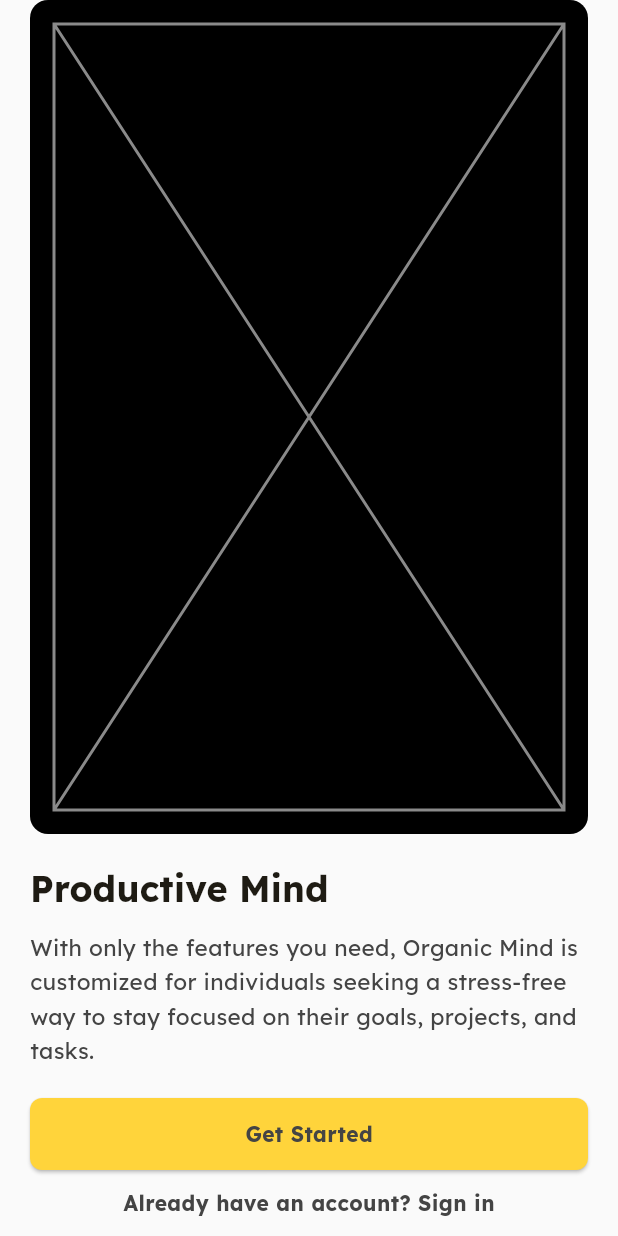
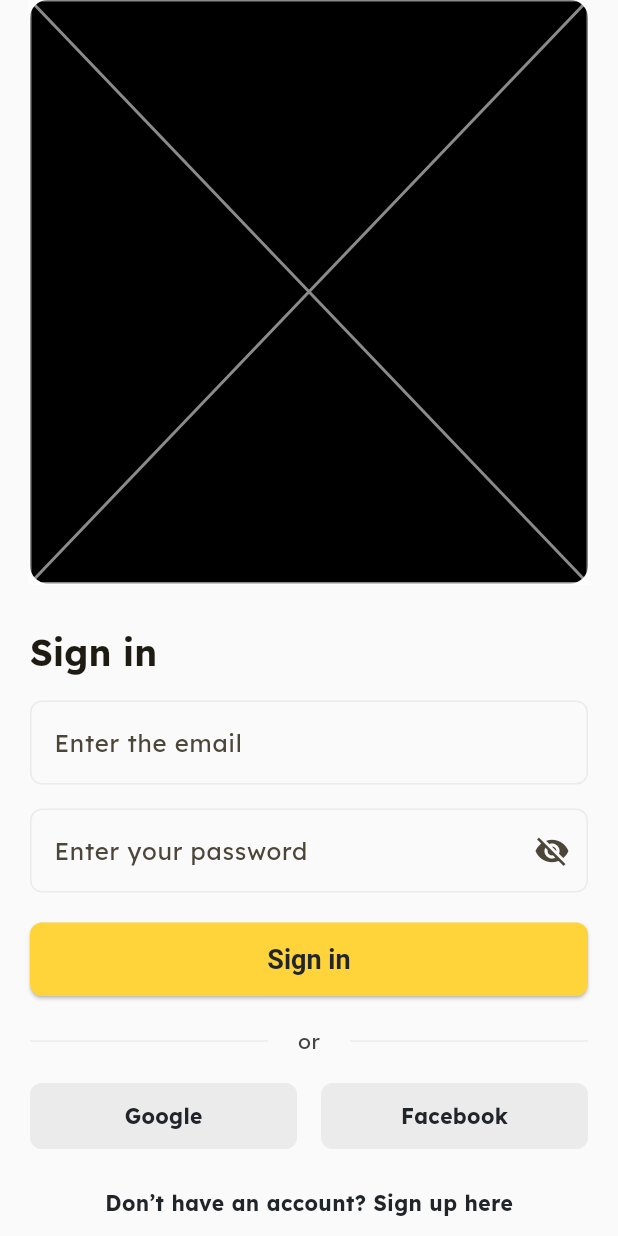
Before and after one commit to poojhaakumar0901/Checkaroo, a Flutter app: the screen it shows after launch, after a tap on "Get Started", on a phone screen of 412 x 824 dp. Run offline on Flutter 3.47's test engine with Material 3 defaults, Android fonts, the phone set to English and light mode, and no system bars; our stand-ins replace gap, get, sqflite; accounts and stored records are empty.

Commit message:
Sign-in page completed.

```diff
--- a/lib/config/routes.dart
+++ b/lib/config/routes.dart
@@ -1,12 +1,20 @@
 import "package:get/get.dart";
 import "../screens/onboarding_screen/view/onboarding_screen.dart";
+import "../screens/sign_in_page/binding/sign_in_binding.dart";
+import "../screens/sign_in_page/view/sign_in.dart";
 
 class AppRoutes {
   AppRoutes._();
 
   static const String onboarding = "/onboarding";
+  static const String signIn = "/signin";
 
   static final List<GetPage<void>> pages = <GetPage<void>>[
     GetPage<void>(name: onboarding, page: OnboardingScreen.new),
+    GetPage<void>(
+      name: signIn,
+      page: SignInScreen.new,
+      binding: SignInBinding(),
+    ),
   ];
 }
--- a/lib/config/strings.dart
+++ b/lib/config/strings.dart
@@ -11,4 +11,12 @@ class AppString {
       "With only the features you need, Organic Mind is customized for individuals seeking a stress-free way to stay focused on their goals, projects, and tasks.";
   static const String onBoardingStarted = "Get Started";
   static const String onBoardingDialog = "Already have an account? Sign in";
+  //SIGN-IN
+  static const String signIn = "Sign in";
+  static const String emailHintText = "Enter the email";
+  static const String passwordHintText = "Enter your password";
+  static const String or = "or";
+  static const String google = "Google";
+  static const String facebook = "Facebook";
+  static const String signUpPrompt = "Don’t have an account? Sign up here";
 }
--- /dev/null
+++ b/lib/database/db_helper.dart
@@ -0,0 +1,54 @@
+import "package:path/path.dart" as p;
+import "package:sqflite/sqflite.dart";
+import "../model/user_mode.dart";
+
+class DBHelper {
+  static Database? _db;
+
+  Future<Database> get database async {
+    if (_db != null) {
+      return _db!;
+    }
+    _db = await initDB();
+    return _db!;
+  }
+
+  Future<Database> initDB() async {
+    final String dbPath = await getDatabasesPath();
+    final String path = p.join(dbPath, "app.db");
+
+    return openDatabase(
+      path,
+      version: 1,
+      onCreate: (final Database db, final int version) async {
+        await db.execute("""
+          CREATE TABLE users (
+            id INTEGER PRIMARY KEY AUTOINCREMENT,
+            email TEXT NOT NULL,
+            password TEXT NOT NULL
+          )
+        """);
+      },
+    );
+  }
+
+  Future<void> insertUser(final UserModel user) async {
+    final Database db = await database;
+    await db.insert("users", user.toMap());
+  }
+
+  Future<UserModel?> getUser(final String email, final String password) async {
+    final Database db = await database;
+    final List<Map<String, Object?>> result = await db.query(
+      "users",
+      where: "email = ? AND password = ?",
+      whereArgs: <Object?>[email, password],
+    );
+
+    if (result.isNotEmpty) {
+      return UserModel.fromMap(result.first);
+    } else {
+      return null;
+    }
+  }
+}
--- /dev/null
+++ b/lib/model/user_mode.dart
@@ -0,0 +1,15 @@
+class UserModel {
+  UserModel({required this.email, required this.password, this.id});
+
+  factory UserModel.fromMap(final Map<String, dynamic> map) =>
+      UserModel(id: map["id"], email: map["email"], password: map["password"]);
+  final int? id;
+  final String email;
+  final String password;
+
+  Map<String, dynamic> toMap() => <String, dynamic>{
+    "id": id,
+    "email": email,
+    "password": password,
+  };
+}
--- a/lib/screens/onboarding_screen/view/onboarding_screen.dart
+++ b/lib/screens/onboarding_screen/view/onboarding_screen.dart
@@ -52,13 +52,10 @@ class OnboardingScreen extends StatelessWidget {
               SizedBox(
                 width: double.infinity,
                 child: ElevatedButton(
-                  onPressed: () {},
-                  child: Text(
-                    AppString.onBoardingStarted,
-                    style: context.textTheme.bodyMedium?.copyWith(
-                      fontWeight: FontWeight.bold,
-                    ),
-                  ),
+                  onPressed: () async {
+                    await Get.toNamed("/signin");
+                  },
+                  child: const Text(AppString.onBoardingStarted),
                 ),
               ),
 
@@ -68,6 +65,7 @@ class OnboardingScreen extends StatelessWidget {
                   AppString.onBoardingDialog,
                   style: context.textTheme.bodyMedium?.copyWith(
                     fontWeight: FontWeight.bold,
+                    color: const Color(0xFF212529),
                   ),
                 ),
               ),
--- /dev/null
+++ b/lib/screens/sign_in_page/binding/sign_in_binding.dart
@@ -0,0 +1,9 @@
+import "package:get/get.dart";
+import "../controller/sign_in_controller.dart";
+
+class SignInBinding extends Bindings {
+  @override
+  void dependencies() {
+    Get.lazyPut<SignInController>(SignInController.new);
+  }
+}
--- /dev/null
+++ b/lib/screens/sign_in_page/controller/sign_in_controller.dart
@@ -0,0 +1,30 @@
+import "package:flutter/material.dart";
+import "package:get/get.dart";
+import "../../../database/db_helper.dart";
+import "../../../model/user_mode.dart";
+
+class SignInController extends GetxController {
+  final TextEditingController emailController = TextEditingController();
+  final TextEditingController passwordController = TextEditingController();
+
+  final DBHelper dbHelper = DBHelper();
+
+  Future<void> signIn() async {
+    final String email = emailController.text.trim();
+    final String password = passwordController.text;
+
+    if (email.isEmpty || password.isEmpty) {
+      Get.snackbar("Error", "Please enter email and password");
+      return;
+    }
+
+    final UserModel? user = await dbHelper.getUser(email, password);
+
+    if (user != null) {
+      Get.snackbar("Success", "Signed in as ${user.email}");
+      // Navigate to home screen or dashboard
+    } else {
+      Get.snackbar("Failed", "Account not found or wrong credentials");
+    }
+  }
+}
--- /dev/null
+++ b/lib/screens/sign_in_page/view/sign_in.dart
@@ -0,0 +1,208 @@
+import "package:flutter/material.dart";
+import "package:gap/gap.dart";
+import "package:get/get.dart";
+import "../../../config/constants.dart";
+import "../../../config/strings.dart";
+import "../controller/sign_in_controller.dart";
+
+class SignInScreen extends StatelessWidget {
+  const SignInScreen({super.key});
+  static const String route = "/signin";
+
+  @override
+  Widget build(final BuildContext context) {
+    final SignInController controller = Get.find<SignInController>();
+    final TextTheme textTheme = Theme.of(context).textTheme;
+
+    return Scaffold(
+      body: SafeArea(
+        child: LayoutBuilder(
+          builder:
+              (
+                final BuildContext context,
+                final BoxConstraints constraints,
+              ) => SingleChildScrollView(
+                child: ConstrainedBox(
+                  constraints: BoxConstraints(minHeight: constraints.maxHeight),
+                  child: IntrinsicHeight(
+                    child: Padding(
+                      padding: EdgeInsets.symmetric(
+                        horizontal: AppConstants.kScreenPadding,
+                      ),
+                      child: Column(
+                        crossAxisAlignment: CrossAxisAlignment.stretch,
+                        children: <Widget>[
+                          Expanded(
+                            child: Container(
+                              width: double.infinity,
+                              decoration: BoxDecoration(
+                                color: Colors.black,
+                                borderRadius: BorderRadius.circular(12),
+                              ),
+                              child: const Placeholder(color: Colors.white54),
+                            ),
+                          ),
+                          const Gap(30),
+                          Align(
+                            alignment: Alignment.centerLeft,
+                            child: Text(
+                              AppString.signIn,
+                              style: textTheme.headlineSmall?.copyWith(
+                                fontWeight: FontWeight.bold,
+                              ),
+                            ),
+                          ),
+                          const Gap(16),
+                          TextField(
+                            controller: controller.emailController,
+                            decoration: InputDecoration(
+                              hintText: AppString.emailHintText,
+                              enabledBorder: OutlineInputBorder(
+                                borderRadius: BorderRadius.circular(8),
+                                borderSide: const BorderSide(
+                                  color: Color(0xFFEBEBEB),
+                                ),
+                              ),
+                              focusedBorder: OutlineInputBorder(
+                                borderRadius: BorderRadius.circular(8),
+                                borderSide: const BorderSide(
+                                  color: Color(0xFFFFD43B),
+                                  width: 2,
+                                ),
+                              ),
+                            ),
+                          ),
+                          const Gap(16),
+                          TextField(
+                            controller: controller.passwordController,
+                            obscureText: true,
+                            decoration: InputDecoration(
+                              hintText: AppString.passwordHintText,
+                              enabledBorder: OutlineInputBorder(
+                                borderRadius: BorderRadius.circular(8),
+                                borderSide: const BorderSide(
+                                  color: Color(0xFFEBEBEB),
+                                ),
+                              ),
+                              focusedBorder: OutlineInputBorder(
+                                borderRadius: BorderRadius.circular(8),
+                                borderSide: const BorderSide(
+                                  color: Color(0xFFFFD43B),
+                                  width: 2,
+                                ),
+                              ),
+                              suffixIcon: const Icon(Icons.visibility_off),
+                            ),
+                          ),
+                          const Gap(20),
+                          SizedBox(
+                            width: double.infinity,
+                            child: ElevatedButton(
+                              onPressed: () {},
+                              child: const Text(AppString.signIn),
+                            ),
+                          ),
+                          const Gap(20),
+                          Row(
+                            children: <Widget>[
+                              const Expanded(
+                                child: Divider(
+                                  thickness: 1,
+                                  color: Color(0xFFEBEBEB),
+                                ),
+                              ),
+                              Padding(
+                                padding: EdgeInsets.symmetric(
+                                  horizontal: AppConstants.kScreenPadding,
+                                ),
+                                child: Text(
+                                  AppString.or,
+                                  style: textTheme.bodyMedium,
+                                ),
+                              ),
+                              const Expanded(
+                                child: Divider(
+                                  thickness: 1,
+                                  color: Color(0xFFEBEBEB),
+                                ),
+                              ),
+                            ],
+                          ),
+                          const Gap(16),
+                          Row(
+                            children: <Widget>[
+                              Expanded(
+                                child: OutlinedButton(
+                                  onPressed: () {},
+                                  style: OutlinedButton.styleFrom(
+                                    padding: const EdgeInsets.symmetric(
+                                      vertical: 12,
+                                    ),
+                                    backgroundColor: const Color(0xFFEBEBEB),
+                                    side: const BorderSide(
+                                      color: Color(0xFFEBEBEB),
+                                    ),
+                                    shape: RoundedRectangleBorder(
+                                      borderRadius: BorderRadius.circular(8),
+                                    ),
+                                  ),
+                                  child: Text(
+                                    AppString.google,
+                                    style: context.textTheme.bodyMedium
+                                        ?.copyWith(
+                                          fontWeight: FontWeight.bold,
+                                          color: const Color(0xFF212529),
+                                        ),
+                                  ),
+                                ),
+                              ),
+                              const Gap(16),
+                              Expanded(
+                                child: OutlinedButton(
+                                  onPressed: () {},
+                                  style: OutlinedButton.styleFrom(
+                                    padding: const EdgeInsets.symmetric(
+                                      vertical: 12,
+                                    ),
+                                    backgroundColor: const Color(0xFFEBEBEB),
+                                    side: const BorderSide(
+                                      color: Color(0xFFEBEBEB),
+                                    ),
+                                    shape: RoundedRectangleBorder(
+                                      borderRadius: BorderRadius.circular(8),
+                                    ),
+                                  ),
+                                  child: Text(
+                                    AppString.facebook,
+                                    style: context.textTheme.bodyMedium
+                                        ?.copyWith(
+                                          fontWeight: FontWeight.bold,
+                                          color: const Color(0xFF212529),
+                                        ),
+                                  ),
+                                ),
+                              ),
+                            ],
+                          ),
+                          const Gap(24),
+                          Center(
+                            child: Text(
+                              AppString.signUpPrompt,
+                              style: context.textTheme.bodyMedium?.copyWith(
+                                fontWeight: FontWeight.bold,
+                                color: const Color(0xFF212529),
+                              ),
+                            ),
+                          ),
+                          const Gap(12),
+                        ],
+                      ),
+                    ),
+                  ),
+                ),
+              ),
+        ),
+      ),
+    );
+  }
+}
--- a/pubspec.yaml
+++ b/pubspec.yaml
@@ -12,6 +12,8 @@ dependencies:
     sdk: flutter
   gap: ^3.0.1
   get: ^4.7.2
+  path: ^1.9.1
+  sqflite: ^2.4.2
 
 dev_dependencies:
   flutter_lints: ^5.0.0
```
Also changed, not shown: pubspec.lock, 1 other file.
